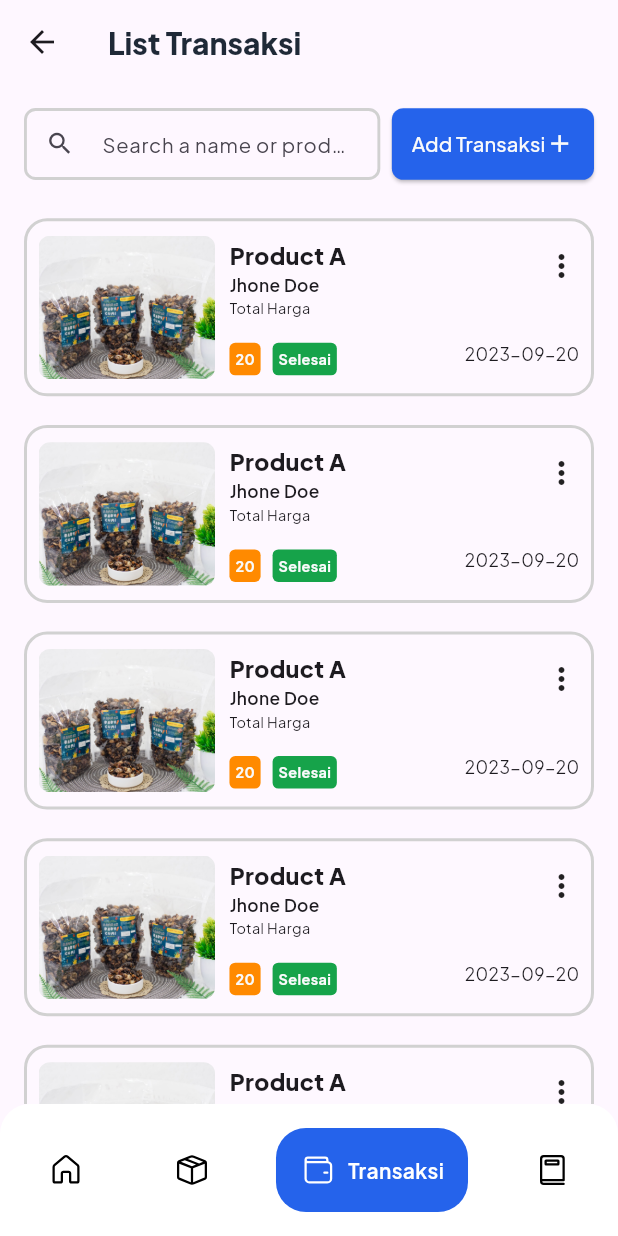
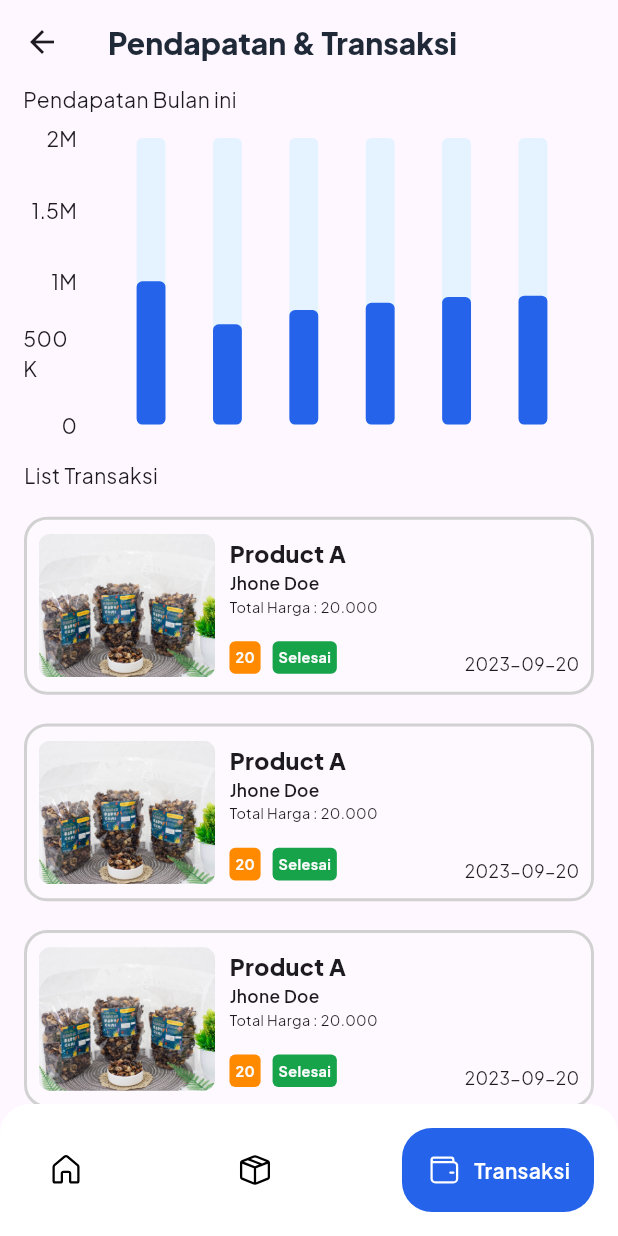
Before and after one commit to NasFahmi/DashboardApp, a Flutter app: the HomeView screen opened by its route, item 3 of the bottom bar chosen, on a phone screen of 412 x 824 dp. Run offline on Flutter 3.47's test engine with Material 3 defaults, Android fonts, the light colour scheme and no system bars; drawn by our look-alikes of fl_chart, google_nav_bar; our stand-ins replace fluentui_system_icons, flutter_screenutil, flutter_svg, gap, get, google_fonts and 2 more; accounts and stored records are empty; network calls fail.

Commit message:
view transaksi

```diff
--- a/lib/app/modules/Login/views/login_view.dart
+++ b/lib/app/modules/Login/views/login_view.dart
@@ -34,7 +34,7 @@ class LoginView extends GetView<LoginController> {
                           Center(
                             child: Lottie.asset(
                               'assets/images/animation/admin.json',
-                              width: 320.w,
+                              width: 200.w,
                             ),
                           ),
                           Text(
--- a/lib/app/modules/Transaksi/controllers/transaksi_controller.dart
+++ b/lib/app/modules/Transaksi/controllers/transaksi_controller.dart
@@ -4,6 +4,14 @@ class TransaksiController extends GetxController {
   //TODO: Implement TransaksiController
 
   final count = 0.obs;
+  List<int> dataSixBar = [
+    500000,
+    800000,
+    300000,
+    400000,
+    350000,
+    750000,
+  ].obs;
   @override
   void onInit() {
     print('onInit transaksi');
--- /dev/null
+++ b/lib/app/modules/Transaksi/views/barchart/barPendapatan.dart
@@ -0,0 +1,176 @@
+import 'package:fl_chart/fl_chart.dart';
+import 'package:flutter/foundation.dart';
+import 'package:flutter/material.dart';
+import 'package:flutter/widgets.dart';
+import 'package:flutter_screenutil/flutter_screenutil.dart';
+import 'package:pawonkoe/app/theme/colors.dart';
+
+class BarDataPendapatan extends StatelessWidget {
+  // final List sixDataPendapatan;
+  BarDataPendapatan({super.key});
+
+  @override
+  Widget build(BuildContext context) {
+    return BarChart(
+      BarChartData(
+        maxY: 2000000,
+        minY: 0,
+        gridData: FlGridData(
+          show: false,
+        ),
+        titlesData: FlTitlesData(
+          bottomTitles: AxisTitles(
+            sideTitles: SideTitles(
+              showTitles: false,
+            ),
+          ),
+          topTitles: AxisTitles(
+            sideTitles: SideTitles(
+              showTitles: false,
+            ),
+          ),
+          rightTitles: AxisTitles(
+            sideTitles: SideTitles(
+              showTitles: false,
+            ),
+          ),
+        ),
+        borderData: FlBorderData(show: false),
+        barTouchData: BarTouchData(
+            touchTooltipData: BarTouchTooltipData(
+          tooltipBgColor: Colors.blueAccent,
+          tooltipRoundedRadius: 8,
+          tooltipPadding: EdgeInsets.all(8),
+          tooltipMargin: 8,
+          getTooltipItem: (group, groupIndex, rod, rodIndex) {
+            String value = rod.toY.toString();
+            return BarTooltipItem(
+              '1-6 September 2023 ${value}',
+              TextStyle(
+                fontSize: 10.sp,
+                color: Colors.white,
+                fontWeight: FontWeight.bold,
+              ),
+            );
+          },
+        )),
+        barGroups: [
+          BarChartGroupData(
+            x: 1,
+            barRods: [
+              BarChartRodData(
+                toY: 1000000,
+                color: AppColors.blueColorPrimary,
+                width: 20.w,
+                borderRadius: BorderRadius.all(
+                  Radius.circular(4.r),
+                ),
+                backDrawRodData: BackgroundBarChartRodData(
+                  fromY: 0,
+                  show: true,
+                  color: AppColors.BackDataChart,
+                  toY: 2000000,
+                ),
+              ),
+            ],
+          ),
+          BarChartGroupData(
+            x: 2,
+            barRods: [
+              BarChartRodData(
+                toY: 700000,
+                color: AppColors.blueColorPrimary,
+                width: 20.w,
+                borderRadius: BorderRadius.all(
+                  Radius.circular(4.r),
+                ),
+                backDrawRodData: BackgroundBarChartRodData(
+                  fromY: 0,
+                  show: true,
+                  color: AppColors.BackDataChart,
+                  toY: 2000000,
+                ),
+              ),
+            ],
+          ),
+          BarChartGroupData(
+            x: 3,
+            barRods: [
+              BarChartRodData(
+                toY: 800000,
+                color: AppColors.blueColorPrimary,
+                width: 20.w,
+                borderRadius: BorderRadius.all(
+                  Radius.circular(4.r),
+                ),
+                backDrawRodData: BackgroundBarChartRodData(
+                  fromY: 0,
+                  show: true,
+                  color: AppColors.BackDataChart,
+                  toY: 2000000,
+                ),
+              ),
+            ],
+          ),
+          BarChartGroupData(
+            x: 4,
+            barRods: [
+              BarChartRodData(
+                toY: 850000,
+                color: AppColors.blueColorPrimary,
+                width: 20.w,
+                borderRadius: BorderRadius.all(
+                  Radius.circular(4.r),
+                ),
+                backDrawRodData: BackgroundBarChartRodData(
+                  fromY: 0,
+                  show: true,
+                  color: AppColors.BackDataChart,
+                  toY: 2000000,
+                ),
+              ),
+            ],
+          ),
+          BarChartGroupData(
+            x: 5,
+            barRods: [
+              BarChartRodData(
+                toY: 890000,
+                color: AppColors.blueColorPrimary,
+                width: 20.w,
+                borderRadius: BorderRadius.all(
+                  Radius.circular(4.r),
+                ),
+                backDrawRodData: BackgroundBarChartRodData(
+                  fromY: 0,
+                  show: true,
+                  color: AppColors.BackDataChart,
+                  toY: 2000000,
+                ),
+              ),
+            ],
+          ),
+          BarChartGroupData(
+            x: 6,
+            barRods: [
+              BarChartRodData(
+                toY: 900000,
+                color: AppColors.blueColorPrimary,
+                width: 20.w,
+                borderRadius: BorderRadius.all(
+                  Radius.circular(4.r),
+                ),
+                backDrawRodData: BackgroundBarChartRodData(
+                  fromY: 0,
+                  show: true,
+                  color: AppColors.BackDataChart,
+                  toY: 2000000,
+                ),
+              ),
+            ],
+          ),
+        ],
+      ),
+    );
+  }
+}
--- a/lib/app/modules/Transaksi/views/transaksi_view.dart
+++ b/lib/app/modules/Transaksi/views/transaksi_view.dart
@@ -1,7 +1,9 @@
+import 'package:fl_chart/fl_chart.dart';
 import 'package:flutter/material.dart';
 import 'package:flutter_screenutil/flutter_screenutil.dart';
 import 'package:gap/gap.dart';
 import 'package:get/get.dart';
+import 'package:pawonkoe/app/modules/Transaksi/views/barchart/barPendapatan.dart';
 import 'package:pawonkoe/app/theme/colors.dart';
 
 import '../controllers/transaksi_controller.dart';
@@ -14,7 +16,7 @@ class TransaksiView extends GetView<TransaksiController> {
     return Scaffold(
       appBar: AppBar(
         title: Text(
-          'List Transaksi',
+          'Pendapatan & Transaksi',
           style: TextStyle(
             color: AppColors.primaryTextColor,
             fontWeight: FontWeight.w800,
@@ -24,84 +26,28 @@ class TransaksiView extends GetView<TransaksiController> {
       ),
       body: SafeArea(
         child: Column(
+          crossAxisAlignment: CrossAxisAlignment.start,
           children: [
-            Padding(
-              padding: EdgeInsets.all(16.0),
-              child: Row(
+            Container(
+              padding: EdgeInsets.symmetric(horizontal: 16.w),
+              child: Column(
+                crossAxisAlignment: CrossAxisAlignment.start,
                 children: [
-                  Expanded(
-                    child: TextField(
-                      style: TextStyle(fontSize: 14.sp),
-                      decoration: InputDecoration(
-                        hintText: 'Search a name or product',
-                        hintStyle: TextStyle(fontSize: 14.sp),
-                        prefixIcon: Icon(
-                          Icons.search,
-                          size: 20.sp,
-                        ),
-                        contentPadding: EdgeInsets.symmetric(
-                            vertical: 1.0.h, horizontal: 15.0),
-                        border: OutlineInputBorder(
-                          borderSide: BorderSide(
-                            width: 2.r,
-                          ),
-                        ),
-                        enabledBorder: OutlineInputBorder(
-                          borderSide: BorderSide(
-                            width: 2.w,
-                            color: AppColors.silverTextColor,
-                          ),
-                          borderRadius: BorderRadius.all(
-                            Radius.circular(8.r),
-                          ),
-                        ),
-                        focusedBorder: OutlineInputBorder(
-                          borderSide: BorderSide(
-                            width: 2.w,
-                            color: AppColors.blueColorPrimary,
-                          ),
-                          borderRadius: BorderRadius.all(
-                            Radius.circular(8.r),
-                          ),
-                        ),
-                      ),
-                    ),
-                  ),
-                  Gap(8.w),
-                  ElevatedButton(
-                    style: ElevatedButton.styleFrom(
-                      backgroundColor: AppColors.blueColorPrimary,
-                      fixedSize: Size(140.w, 40.h),
-                      foregroundColor: AppColors.backgroundColor,
-                      padding: EdgeInsets.symmetric(horizontal: 10.0),
-                      shape: RoundedRectangleBorder(
-                        borderRadius: BorderRadius.all(
-                          Radius.circular(8.r),
-                        ),
-                      ),
-                    ),
-                    onPressed: () {},
-                    child: Row(
-                      mainAxisAlignment: MainAxisAlignment.center,
-                      crossAxisAlignment: CrossAxisAlignment.center,
-                      children: [
-                        Text(
-                          'Add Transaksi',
-                          style: TextStyle(
-                            fontSize: 14.sp,
-                          ),
-                        ),
-                        Icon(
-                          Icons.add,
-                          size: 20.sp,
-                          color: AppColors.backgroundColor,
-                        ),
-                      ],
-                    ),
+                  Text('Pendapatan Bulan ini'),
+                  Gap(16),
+                  SizedBox(
+                    height: 160.h,
+                    child: BarDataPendapatan(),
                   ),
                 ],
               ),
             ),
+            Gap(20.h),
+            Padding(
+              padding: const EdgeInsets.symmetric(horizontal: 16),
+              child: Text('List Transaksi'),
+            ),
+            Gap(8),
             Expanded(
               child: RefreshIndicator(
                 onRefresh: () async {
@@ -130,6 +76,7 @@ class TransaksiView extends GetView<TransaksiController> {
                         margin: EdgeInsets.symmetric(vertical: 8.h),
                         child: Row(
                           mainAxisAlignment: MainAxisAlignment.spaceBetween,
+                          crossAxisAlignment: CrossAxisAlignment.end,
                           children: [
                             Row(
                               children: [
@@ -165,7 +112,7 @@ class TransaksiView extends GetView<TransaksiController> {
                                           fontWeight: FontWeight.w600),
                                     ),
                                     Text(
-                                      'Total Harga',
+                                      'Total Harga : 20.000',
                                       style: TextStyle(
                                         fontSize: 10.sp,
                                         fontWeight: FontWeight.w400,
@@ -231,20 +178,10 @@ class TransaksiView extends GetView<TransaksiController> {
                                 ),
                               ],
                             ),
-                            Column(
-                              crossAxisAlignment: CrossAxisAlignment.end,
-                              mainAxisAlignment: MainAxisAlignment.spaceBetween,
-                              children: [
-                                GestureDetector(
-                                  child: Icon(Icons.more_vert),
-                                ),
-                                Gap(32.h),
-                                Text(
-                                  '2023-09-20',
-                                  style: TextStyle(fontSize: 12.sp),
-                                ),
-                              ],
-                            )
+                            Text(
+                              '2023-09-20',
+                              style: TextStyle(fontSize: 12.sp),
+                            ),
                           ],
                         ),
                       ),
--- a/lib/app/modules/home/views/home_view.dart
+++ b/lib/app/modules/home/views/home_view.dart
@@ -53,11 +53,6 @@ class HomeView extends GetView<HomeController> {
                 gap: 8,
                 text: 'Transaksi',
               ),
-              GButton(
-                icon: FluentIcons.book_16_regular,
-                text: 'Notes',
-                gap: 8,
-              ),
             ],
           ),
         ),
--- a/lib/app/routes/app_pages.dart
+++ b/lib/app/routes/app_pages.dart
@@ -24,7 +24,7 @@ part 'app_routes.dart';
 class AppPages {
   AppPages._();
 
-  static const INITIAL = Routes.HOME;
+  static const INITIAL = Routes.DETAIL_PRODUCT;
 
   static final routes = [
     GetPage(
--- a/lib/app/theme/colors.dart
+++ b/lib/app/theme/colors.dart
@@ -31,4 +31,6 @@ class AppColors {
 
   //!COlors Card
   static const Color cardColor = Color(0xffc2c2c2c2);
+
+  static const Color BackDataChart = Color.fromARGB(255, 228, 243, 255);
 }
--- a/pubspec.yaml
+++ b/pubspec.yaml
@@ -19,6 +19,9 @@ dependencies:
   intl: ^0.19.0
   lottie: ^2.7.0
   shared_preferences: ^2.2.2
+  fl_chart: ^0.65.0
+  image_picker: ^1.0.5
+  image_cropper: ^5.0.1
 
 dev_dependencies:
   flutter_lints: ^2.0.0
```
Also changed, not shown: pubspec.lock, 3 other files.
